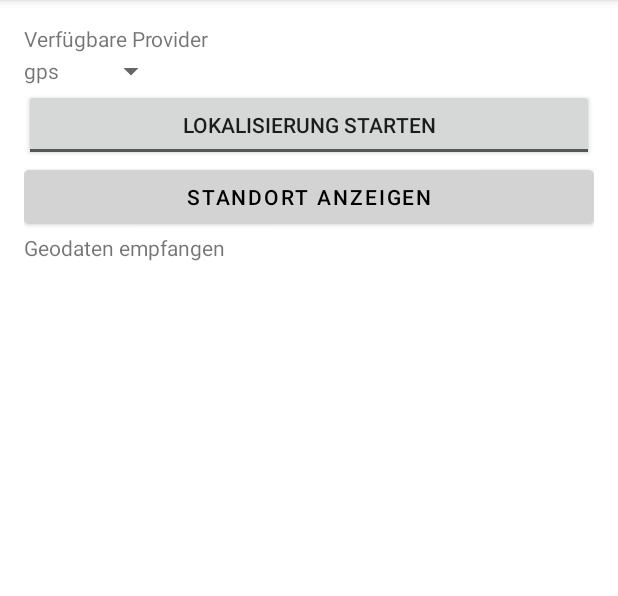
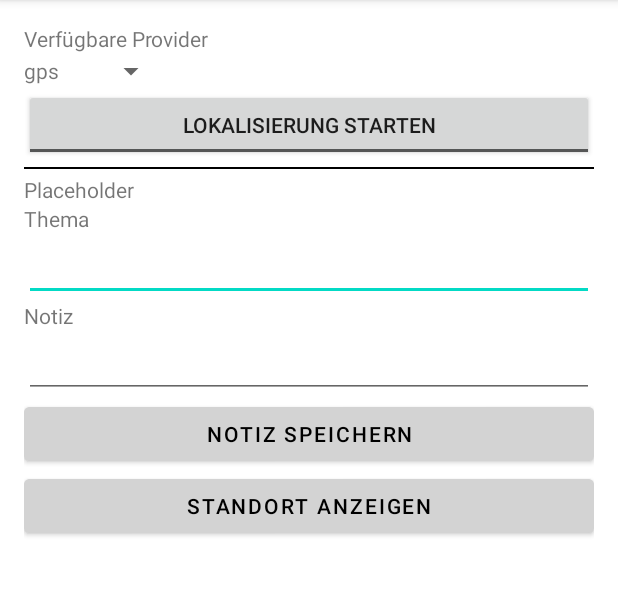
Before and after one commit to NekopiCode/GeoNote, an Android app: the screen it shows after launch (GatherActivity), on a phone screen of 412 x 824 dp, the part 84-680 px from its top. Run offline under Robolectric (Android 15) with nearby library versions, the phone set to English and light mode, and no system bars; libraries missing offline, so code that uses them is left out: org.osmdroid.util.

Commit message:
Update 13.07.2022, 18:04

```diff
--- a/app/src/main/res/layout/activity_gather.xml
+++ b/app/src/main/res/layout/activity_gather.xml
@@ -8,6 +8,8 @@
     android:orientation="vertical"
     android:padding="16dp"
     tools:context=".GatherActivity">
+
+
 
     <TextView
         android:layout_width="match_parent"
@@ -27,25 +29,53 @@
         android:textOff="@string/lokalisierung_starten"
         android:textOn="@string/lokalisierung_gestartet" />
 
+    <View
+        android:layout_width="match_parent"
+        android:layout_height="1.5dp"
+        android:background="#000"
+        android:layout_marginTop="4dp"
+        android:layout_marginBottom="4dp"/>
+    <TextView
+        android:id="@+id/textview_Aktuelles_Projekt"
+        android:layout_width="wrap_content"
+        android:layout_height="wrap_content"
+        android:text="@string/placeholder" />
+
+    <TextView
+        android:layout_width="wrap_content"
+        android:layout_height="wrap_content"
+        android:text="@string/thema"/>
+    <EditText
+        android:id="@+id/edittext_thema_input"
+        android:layout_width="match_parent"
+        android:layout_height="wrap_content" />
+
+    <TextView
+        android:layout_width="wrap_content"
+        android:layout_height="wrap_content"
+        android:text="@string/notiz"/>
+    <EditText
+        android:id="@+id/edittext_notiz_input"
+        android:layout_width="match_parent"
+        android:layout_height="wrap_content" />
+
+    <Button
+        android:layout_width="match_parent"
+        android:layout_height="wrap_content"
+        android:textColor="@color/black"
+        android:backgroundTint="@color/grey"
+        android:text="@string/notiz_speichern" />
+
     <Button
         android:id="@+id/button_standort_anzeigen"
         android:layout_width="match_parent"
         android:layout_height="wrap_content"
         android:text="@string/standort_anzeigen"
         android:textColor="@color/black"
-        android:onClick="onButtonStandortAnzeigenClick"
-        android:backgroundTint="@color/grey"/>
+        android:backgroundTint="@color/grey"
+        android:onClick="onButtonStandortAnzeigenClick" />
 
-    <TextView
-        android:layout_width="wrap_content"
-        android:layout_height="wrap_content"
-        android:text="@string/geodaten_empfpangen" />
 
-    <TextView
-        android:id="@+id/textview_output"
-        android:layout_width="wrap_content"
-        android:layout_height="wrap_content"
-        android:text=""/>
 
 
 </LinearLayout>
--- a/app/src/main/res/values/strings.xml
+++ b/app/src/main/res/values/strings.xml
@@ -5,7 +5,12 @@
     <string name="lokalisierung_gestartet">Lokalisierung Gestartet</string>
     <string name="standort_anzeigen">Standort Anzeigen</string>
     <string name="geodaten_empfpangen">Geodaten empfangen</string>
-    <string name="placeholder"></string>
+    <string name="placeholder">Placeholder</string>
+    <string name="notiz">Notiz</string>
+    <string name="notiz_speichern">Notiz Speichern</string>
+    <string name="thema">Thema</string>
+
+
     <string-array name="auswahlliste">
         <item>passiv</item>
         <item>gps</item>
```
Also changed, not shown: app/src/main/java/and06/geonotes/GatherActivity.kt (+26 -3 lines), app/src/main/java/and06/geonotes/NoteMapActivity.kt (+18 -1 lines), app/src/main/res/drawable/crosshair.png (added).
